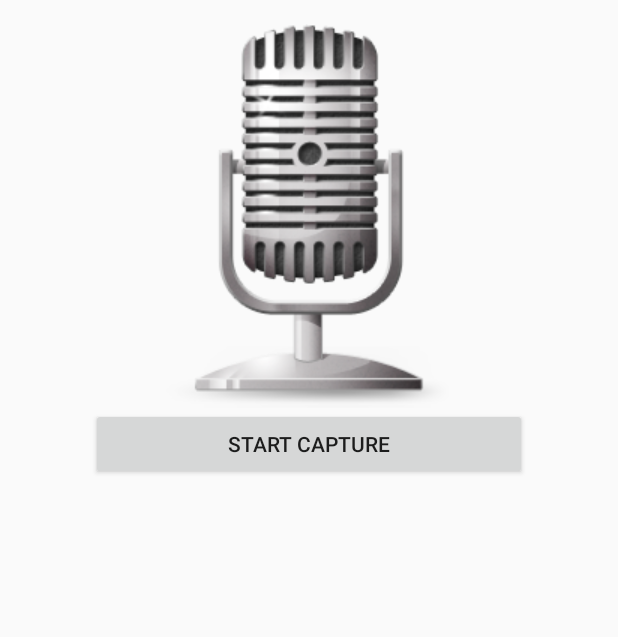
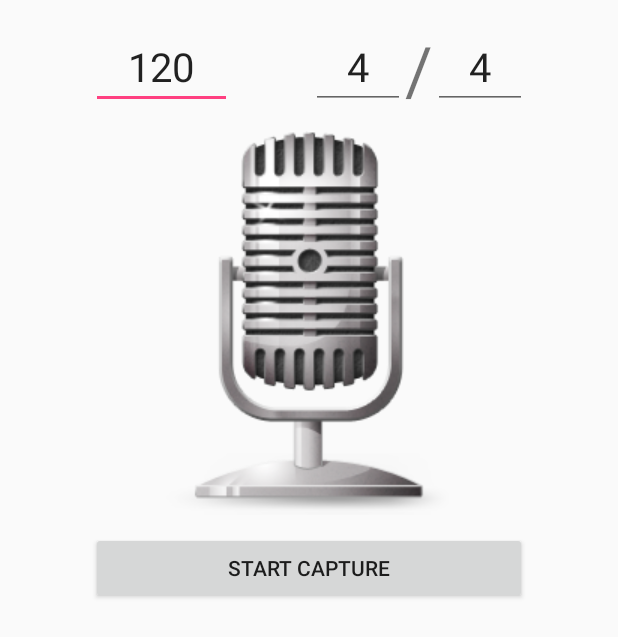
Before and after one commit to DarkMentat/DraftRecorder, an Android app: the layout activity_capture_sound.xml on its own in the app's theme, with its tools: preview values and no code run, on a phone screen of 412 x 824 dp. Shown: the top 637 px of the screen. Run offline under Robolectric (Android 15) with nearby library versions, the phone set to English and light mode, and no system bars.

Commit message:
CaptureSoundActivity metronome

```diff
--- a/app/src/main/java/org/darkmentat/draftrecorder/ui/activities/CaptureSoundActivity.java
+++ b/app/src/main/java/org/darkmentat/draftrecorder/ui/activities/CaptureSoundActivity.java
@@ -1,32 +1,46 @@
 package org.darkmentat.draftrecorder.ui.activities;
 
 import android.support.v7.app.AppCompatActivity;
-import android.os.Bundle;
-import android.util.Log;
+import android.view.KeyEvent;
 import android.view.View;
 import android.widget.Button;
+import android.widget.EditText;
+import android.widget.TextView;
 
+import org.androidannotations.annotations.AfterViews;
 import org.androidannotations.annotations.Bean;
 import org.androidannotations.annotations.Click;
 import org.androidannotations.annotations.EActivity;
+import org.androidannotations.annotations.EditorAction;
 import org.androidannotations.annotations.ViewById;
 import org.darkmentat.draftrecorder.R;
+import org.darkmentat.draftrecorder.media.Metronome;
 import org.darkmentat.draftrecorder.media.Player;
 import org.darkmentat.draftrecorder.media.Recorder;
-import org.darkmentat.draftrecorder.ui.adapters.RecordsAdapter;
 
-import static android.view.View.*;
+import static android.view.View.GONE;
+import static android.view.View.VISIBLE;
 
 @EActivity(R.layout.activity_capture_sound)
 public class CaptureSoundActivity extends AppCompatActivity {
+
+  @ViewById(R.id.bpm) EditText mBpm;  //todo replace with NumberPicker
+  @ViewById(R.id.size_beats) EditText mSizeBeats;  //todo replace with NumberPicker
+  @ViewById(R.id.size_length) EditText mSizeLength;  //todo replace with NumberPicker
+
   @ViewById(R.id.start_capture) Button mStartCapture;
   @ViewById(R.id.stop_capture) Button mStopCapture;
   @ViewById(R.id.play_sound) Button mPlaySound;
   @ViewById(R.id.stop_sound) Button mStopSound;
 
+  Metronome mMetronome;
   Recorder mRecorder;
   Player mPlayer;
 
+  @Bean
+  public void setMetronome(Metronome metronome){
+    if(mMetronome == null) mMetronome = metronome;
+  }
   @Bean
   public void setPlayer(Player player){
     if(mPlayer == null) mPlayer = player;
@@ -43,11 +57,14 @@ public class CaptureSoundActivity extends AppCompatActivity {
   @Click(R.id.start_capture)
   protected void onStartCapture(){
     mRecorder.recordStart();
+    setMetronomeConfig();
+    mMetronome.start();
     switchToCapturing();
   }
   @Click(R.id.stop_capture)
   protected void onStopCapture(){
     mRecorder.recordStop();
+    mMetronome.stop();
     switchToCaptured();
   }
   @Click(R.id.play_sound)
@@ -59,6 +76,11 @@ public class CaptureSoundActivity extends AppCompatActivity {
   protected void onStopSound(){
     mPlayer.playStop();
     switchToEmpty();
+  }
+
+  private void setMetronomeConfig(){
+    mMetronome.setBpm(Integer.parseInt(mBpm.getText().toString())); //todo replace with NumberPicker
+    mMetronome.setBeat(Integer.parseInt(mSizeBeats.getText().toString())); //todo replace with NumberPicker
   }
 
   private void switchToCapturing(){
--- a/app/src/main/res/layout/activity_capture_sound.xml
+++ b/app/src/main/res/layout/activity_capture_sound.xml
@@ -11,10 +11,62 @@
     android:paddingTop="@dimen/activity_vertical_margin"
     tools:context="org.darkmentat.draftrecorder.ui.activities.CaptureSoundActivity">
 
+    <RelativeLayout
+        android:layout_width="match_parent"
+        android:layout_height="wrap_content"
+        android:paddingLeft="20pt"
+        android:paddingRight="20pt">
+
+        <EditText
+            android:id="@+id/bpm"
+            android:text="@string/default_bpm"
+            android:layout_width="wrap_content"
+            android:layout_height="wrap_content"
+            android:textSize="12pt"
+            android:gravity="center"
+            android:ems="3"
+            android:inputType="number"/>
+
+        <EditText
+            android:id="@+id/size_beats"
+            android:layout_toStartOf="@+id/size_slash"
+            android:layout_toLeftOf="@+id/size_slash"
+            android:textSize="12pt"
+            android:text="@string/default_size_beats"
+            android:gravity="center"
+            android:layout_width="wrap_content"
+            android:layout_height="wrap_content"
+            android:ems="2"
+            android:inputType="number"/>
+        <TextView
+            android:id="@id/size_slash"
+            android:layout_toStartOf="@+id/size_length"
+            android:layout_toLeftOf="@+id/size_length"
+            android:text="@string/slash"
+            android:gravity="center"
+            android:textSize="20pt"
+            android:layout_width="wrap_content"
+            android:layout_height="wrap_content"/>
+        <EditText
+            android:id="@id/size_length"
+            android:layout_alignParentEnd="true"
+            android:layout_alignParentRight="true"
+            android:text="@string/default_size_len"
+            android:gravity="center"
+            android:textSize="12pt"
+            android:layout_width="wrap_content"
+            android:layout_height="wrap_content"
+            android:ems="2"
+            android:inputType="number"/>
+
+    </RelativeLayout>
+
     <ImageView
         android:src="@drawable/microphone"
+        android:padding="5pt"
         android:layout_width="match_parent"
-        android:layout_height="wrap_content"/>
+        android:layout_height="wrap_content"
+        android:contentDescription="@string/microphone"/>
 
     <Button
         android:id="@+id/start_capture"
--- a/app/src/main/res/values/strings.xml
+++ b/app/src/main/res/values/strings.xml
@@ -5,4 +5,11 @@
     <string name="stop_capture">Stop capture</string>
     <string name="play_sound">Play sound</string>
     <string name="stop_sound">Stop sound</string>
+    <string name="enable_metronome">Enable metronome</string>
+    <string name="bpm">BPM</string>
+    <string name="default_size_len">4</string>
+    <string name="slash">/</string>
+    <string name="default_size_beats">4</string>
+    <string name="default_bpm">120</string>
+    <string name="microphone">microphone</string>
 </resources>
```
